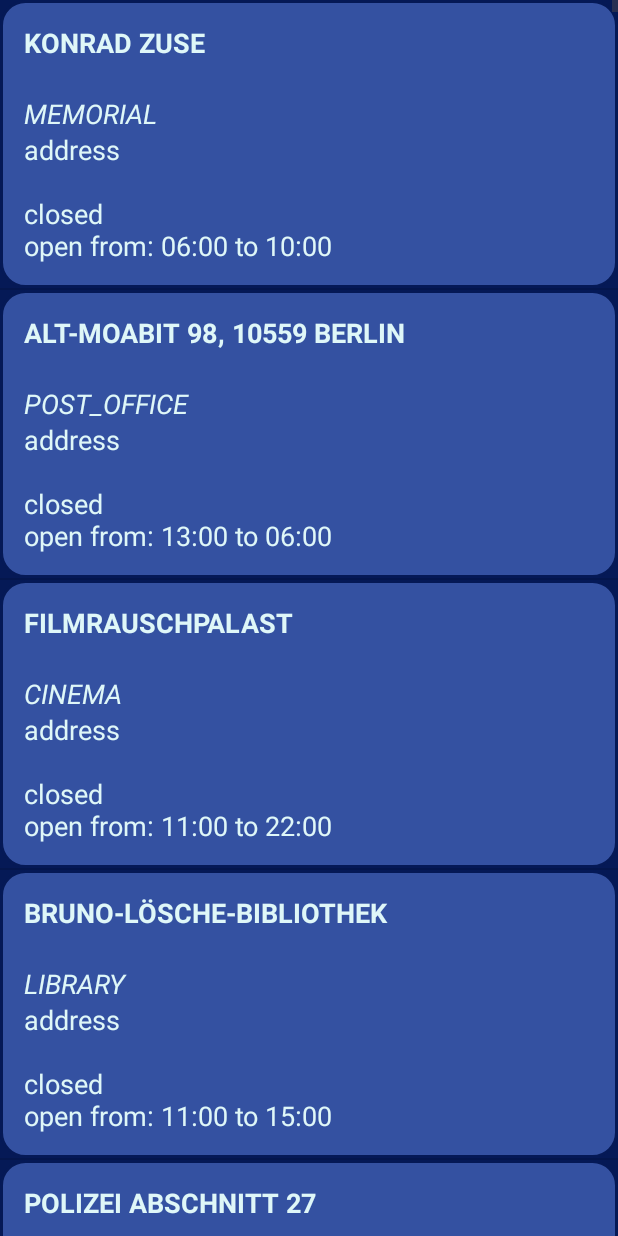
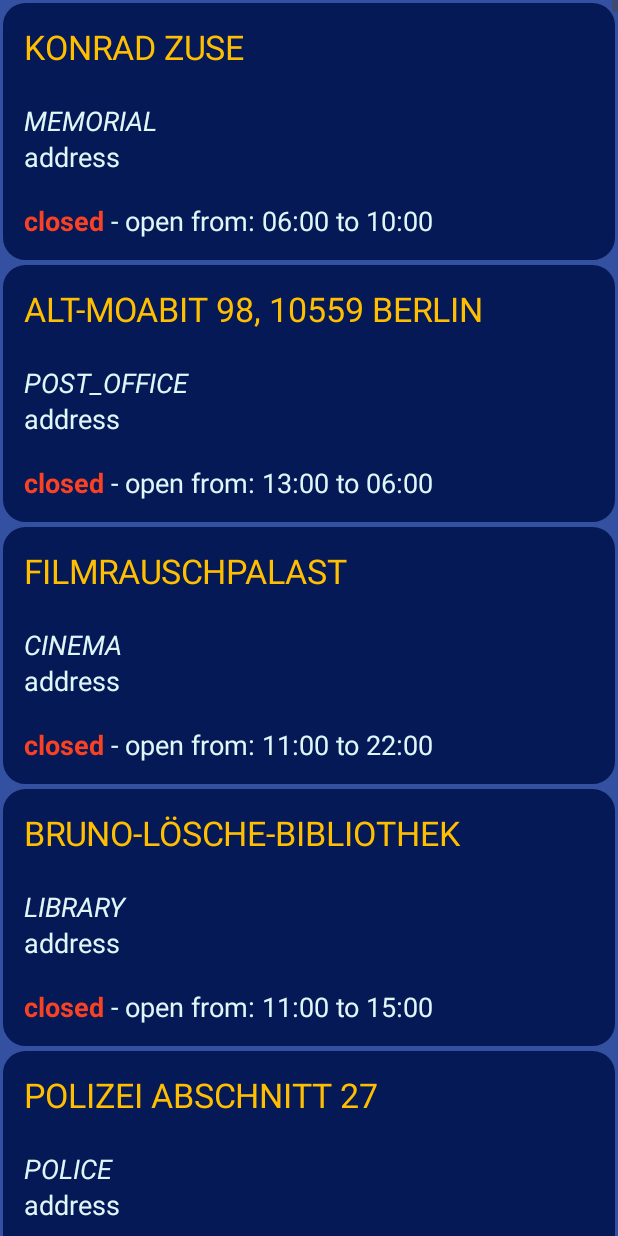
Before and after one commit to Piviwo/bright-trip, an Android app: the fragment ExploreFragment shown on its own in the app's theme, on a phone screen of 412 x 824 dp. Run offline under Robolectric (Android 15) with nearby library versions, the phone set to English and light mode, and no system bars.

Commit message:
add new styles for explore items

```diff
--- a/app/src/main/java/com/pia/brighttrip/ExploreFragment.java
+++ b/app/src/main/java/com/pia/brighttrip/ExploreFragment.java
@@ -16,6 +16,7 @@ import android.widget.ListView;
 
 import androidx.annotation.NonNull;
 import androidx.annotation.Nullable;
+import androidx.core.text.HtmlCompat;
 import androidx.fragment.app.Fragment;
 
 import com.google.android.material.bottomnavigation.BottomNavigationView;
@@ -150,14 +151,15 @@ public class ExploreFragment extends Fragment {
                 Log.e("AMENITY_STATUS", "Error parsing time", e);
             }
 
-            //todo: try table
-            String color = "FBD437";
-            html_array[i] = Html.fromHtml(
-                    "<b><span>" + name + "</span></b><br><br>" +
+            String color = status.equals("open") ? "#FBD437" : "#F94124";
+            String openText = status.equals("open") ? " from: " : " - open from: ";
+                    html_array[i] = HtmlCompat.fromHtml(
+                    "<big><span style='color: #FFBF00;'>" + name + "</span></big><br><br>" +
                             "<i><span>" + fclass + "</span></i><br>" +
                             "<span>" + "address" + "</span><br><br>" +
-                            "<span>" + status + "</span><br>" +
-                            "<span style='color:" + color + ";'> open from: " + opens.substring(0, 5) + " to " + closes.substring(0, 5) + "</span>"
+                            "<b><span style='color:" + color + ";'>" + status + "</span></b>" +
+                            "<span>" + openText + opens.substring(0, 5) + " to " + closes.substring(0, 5) + "</span>",
+                    HtmlCompat.FROM_HTML_MODE_LEGACY
             );
             cursor.moveToNext();
         }
--- a/app/src/main/java/com/pia/brighttrip/MainMap.java
+++ b/app/src/main/java/com/pia/brighttrip/MainMap.java
@@ -130,7 +130,7 @@ public class MainMap extends Fragment {
             xCoord = args.getDouble("xcoord", 0);
             yCoord = args.getDouble("ycoord", 0);
             areCoordinatesInitialized = true;
-            Toast.makeText(getContext(), xCoord.toString(), Toast.LENGTH_SHORT).show();
+            //Toast.makeText(getContext(), xCoord.toString(), Toast.LENGTH_SHORT).show();
         } else {
             Toast.makeText(getContext(), "No data received!", Toast.LENGTH_SHORT).show();
         }
@@ -261,7 +261,7 @@ public class MainMap extends Fragment {
             Log.e("showLocationOnMap", "googleMap is not initialized yet!");
             return;
         }
-        LatLng position = new LatLng(xCoord, yCoord);
+        LatLng position = new LatLng(yCoord,xCoord);
         googleMap.addMarker(new MarkerOptions()
                 .position(position)
                 .icon(BitmapDescriptorFactory.defaultMarker(BitmapDescriptorFactory.HUE_AZURE)));
--- a/app/src/main/res/drawable/shape_rounded.xml
+++ b/app/src/main/res/drawable/shape_rounded.xml
@@ -1,6 +1,6 @@
 <?xml version="1.0" encoding="utf-8"?>
 <shape xmlns:android="http://schemas.android.com/apk/res/android">
     <corners android:radius="16dp" />
-    <solid android:color="@color/main" />
-    <stroke android:width="2dp" android:color="@color/dark_blue" />
+    <solid android:color="@color/dark_blue" />
+    <stroke android:width="2dp" android:color="@color/main" />
 </shape>
--- a/app/src/main/res/layout/fragment_explore.xml
+++ b/app/src/main/res/layout/fragment_explore.xml
@@ -2,10 +2,11 @@
 <RelativeLayout xmlns:android="http://schemas.android.com/apk/res/android"
     android:layout_width="match_parent"
     android:layout_height="match_parent"
-    android:background="@color/dark_blue">
+    android:background="@color/main">
     <ListView
         android:id="@+id/list"
         android:layout_width="match_parent"
+        android:divider="@color/main"
         android:layout_height="wrap_content"
         android:layout_alignParentTop="true" />
 </RelativeLayout>
```
